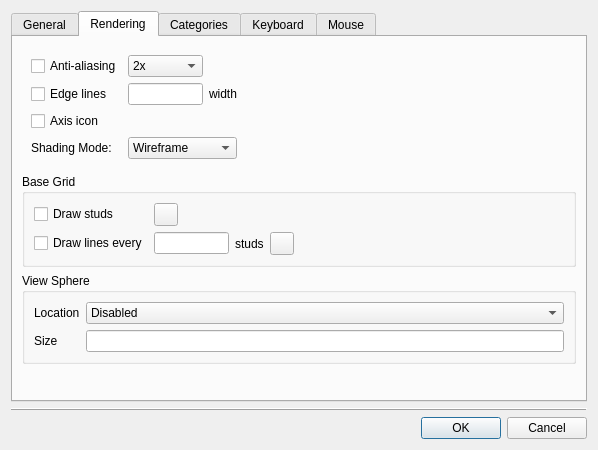
The window that qt/lc_qpreferencesdialog.ui (leozide/leocad) describes before a commit, drawn with Qt 5.
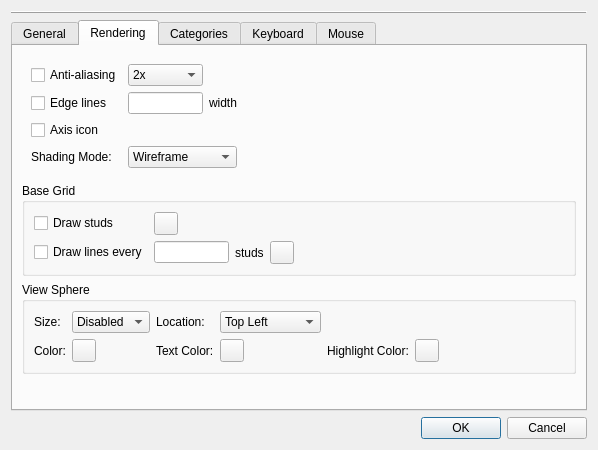
The same window after the commit. The open tabs and pages were chosen to show the change.

Commit message: Confgurable view sphere colors.

The edit to the form file:
```diff
--- a/qt/lc_qpreferencesdialog.ui
+++ b/qt/lc_qpreferencesdialog.ui
@@ -14,6 +14,16 @@
    <string>Preferences</string>
   </property>
   <layout class="QVBoxLayout" name="verticalLayout">
+   <item>
+    <widget class="QFrame" name="frame">
+     <property name="frameShape">
+      <enum>QFrame::HLine</enum>
+     </property>
+     <property name="frameShadow">
+      <enum>QFrame::Raised</enum>
+     </property>
+    </widget>
+   </item>
    <item>
     <widget class="QTabWidget" name="tabWidget">
      <property name="currentIndex">
@@ -330,20 +340,94 @@
           <string>View Sphere</string>
          </property>
          <layout class="QGridLayout" name="gridLayout_3">
+          <item row="0" column="7">
+           <spacer name="horizontalSpacer_7">
+            <property name="orientation">
+             <enum>Qt::Horizontal</enum>
+            </property>
+            <property name="sizeHint" stdset="0">
+             <size>
+              <width>40</width>
+              <height>20</height>
+             </size>
+            </property>
+           </spacer>
+          </item>
+          <item row="0" column="1">
+           <widget class="QComboBox" name="ViewSphereSizeCombo">
+            <item>
+             <property name="text">
+              <string>Disabled</string>
+             </property>
+            </item>
+            <item>
+             <property name="text">
+              <string>Small</string>
+             </property>
+            </item>
+            <item>
+             <property name="text">
+              <string>Medium</string>
+             </property>
+            </item>
+            <item>
+             <property name="text">
+              <string>Large</string>
+             </property>
+            </item>
+           </widget>
+          </item>
+          <item row="2" column="5">
+           <widget class="QLabel" name="label_16">
+            <property name="text">
+             <string>Highlight Color:</string>
+            </property>
+           </widget>
+          </item>
           <item row="0" column="0">
+           <widget class="QLabel" name="label_8">
+            <property name="text">
+             <string>Size:</string>
+            </property>
+           </widget>
+          </item>
+          <item row="2" column="1">
+           <widget class="QToolButton" name="ViewSphereColorButton">
+            <property name="text">
+             <string/>
+            </property>
+           </widget>
+          </item>
+          <item row="2" column="0">
+           <widget class="QLabel" name="label_14">
+            <property name="text">
+             <string>Color:</string>
+            </property>
+           </widget>
+          </item>
+          <item row="2" column="3">
+           <widget class="QToolButton" name="ViewSphereTextColorButton">
+            <property name="text">
+             <string/>
+            </property>
+           </widget>
+          </item>
+          <item row="2" column="2">
+           <widget class="QLabel" name="label_15">
+            <property name="text">
+             <string>Text Color:</string>
+            </property>
+           </widget>
+          </item>
+          <item row="0" column="2">
            <widget class="QLabel" name="label_6">
             <property name="text">
-             <string>Location</string>
+             <string>Location:</string>
             </property>
            </widget>
           </item>
-          <item row="0" column="1">
+          <item row="0" column="3">
            <widget class="QComboBox" name="ViewSphereLocationCombo">
-            <item>
-             <property name="text">
-              <string>Disabled</string>
-             </property>
-            </item>
             <item>
              <property name="text">
               <string>Top Left</string>
@@ -366,16 +450,13 @@
             </item>
            </widget>
           </item>
-          <item row="1" column="0">
-           <widget class="QLabel" name="label_8">
+          <item row="2" column="6">
+           <widget class="QToolButton" name="ViewSphereHighlightColorButton">
             <property name="text">
-             <string>Size</string>
+             <string/>
             </property>
            </widget>
           </item>
-          <item row="1" column="1">
-           <widget class="QLineEdit" name="ViewSphereSizeEdit"/>
-          </item>
          </layout>
         </widget>
        </item>
@@ -884,16 +965,6 @@
      </widget>
     </widget>
    </item>
-   <item>
-    <widget class="QFrame" name="frame">
-     <property name="frameShape">
-      <enum>QFrame::HLine</enum>
-     </property>
-     <property name="frameShadow">
-      <enum>QFrame::Raised</enum>
-     </property>
-    </widget>
-   </item>
    <item>
     <widget class="QDialogButtonBox" name="buttonBox">
      <property name="orientation">
```
Left out of the diff: 5 changed lines with no effect on the pictures. The commit also changes 7 other files.
